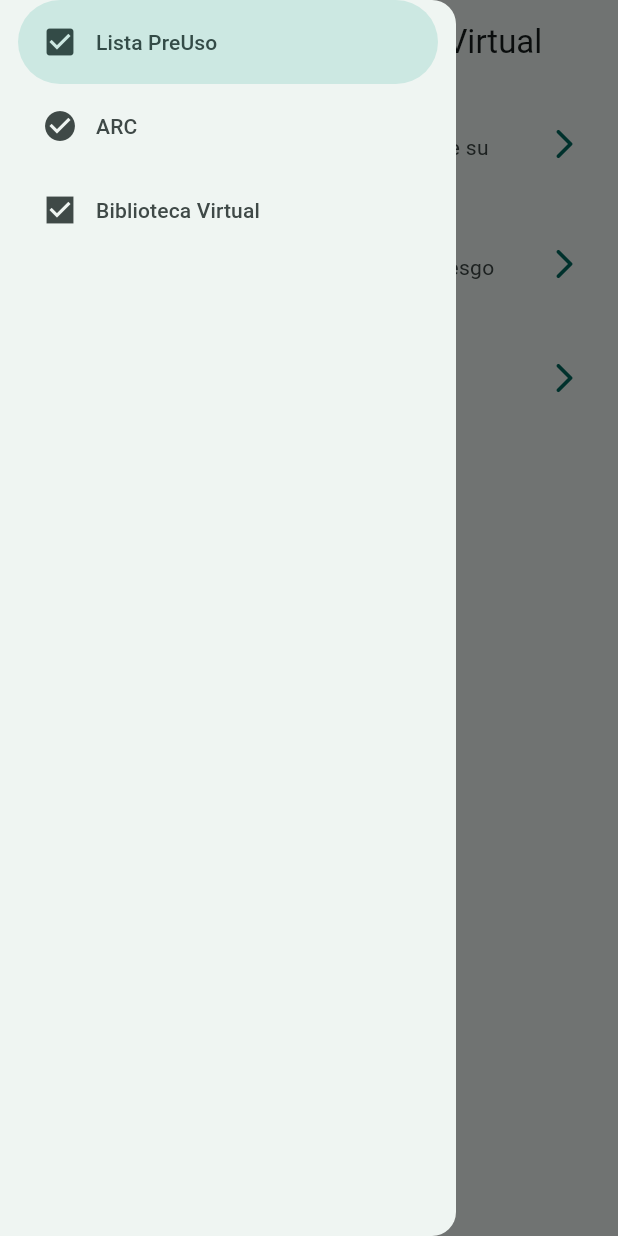
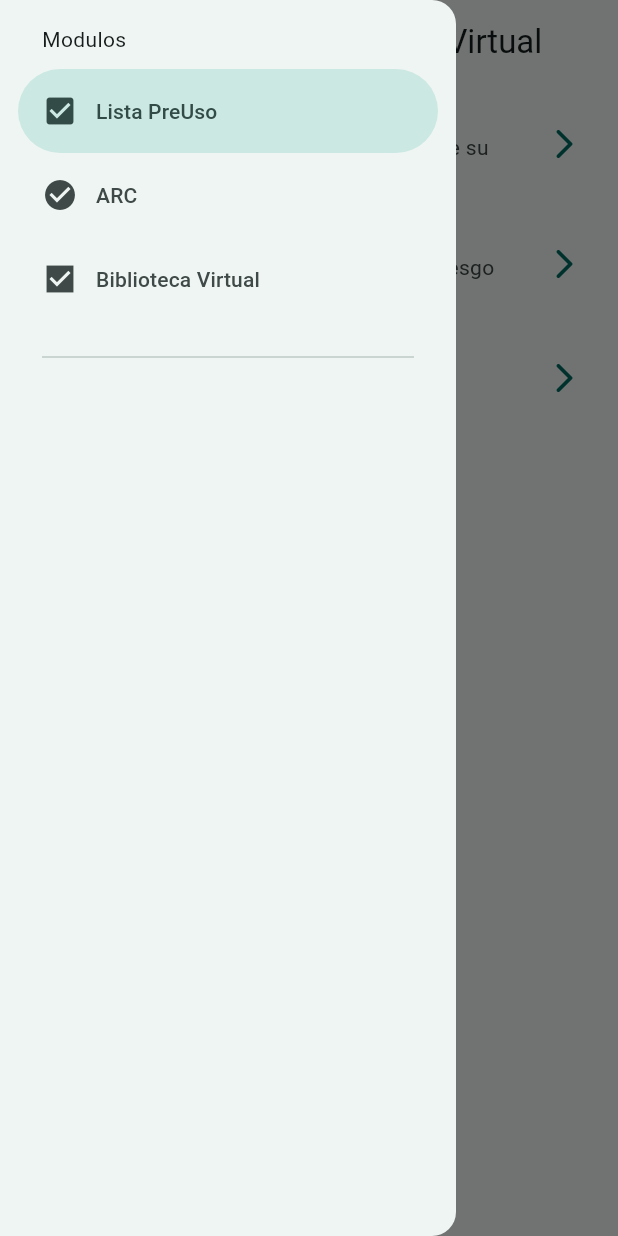
Before and after one commit to JeanPiereR/chequeojp, a Flutter app: the screen it shows after launch, with the side drawer open, on a phone screen of 412 x 824 dp. Run offline on Flutter 3.47's test engine with Material 2 defaults, Android fonts, the phone set to English and light mode, and no system bars; our stand-ins replace go_router.

Commit message:
funcionalidad Drawer

```diff
--- a/lib/presentation/drawers/side_menu.dart
+++ b/lib/presentation/drawers/side_menu.dart
@@ -1,5 +1,8 @@
+// ignore_for_file: unused_local_variable, non_constant_identifier_names
+
 import 'package:chequeo_f_h/config/menu_items/menu_items.dart';
 import 'package:flutter/material.dart';
+import 'package:go_router/go_router.dart';
 
 class SideMenu extends StatefulWidget {
   const SideMenu({super.key});
@@ -17,13 +20,34 @@ class _SideMenuState extends State<SideMenu> {
     ///Reconocimiento del margen superior con el fin de una buena UX
     final hasNotch = MediaQuery.of(context).viewPadding.top > 35;
 
-    return NavigationDrawer(selectedIndex: navDrawerIndex, children: [
+    return NavigationDrawer(
+        selectedIndex: navDrawerIndex,
+
+        ///Funcionalidad de navegacion de Drawer
+        onDestinationSelected: (value) {
+          setState(() {
+            navDrawerIndex = value;
+          });
+          final MenuItem = appMenuItems[value];
+          context.push(MenuItem.link);
+        },
+        children: [
+          const Padding(
+              padding: EdgeInsets.fromLTRB(28, 16, 28, 10),
+              child: Text("Modulos")),
+
           ///Realizamos un mapero de appMenuItem y solo traemos el titulo
           ///con su icono
           ...appMenuItems.map(
             (item) => NavigationDrawerDestination(
                 icon: Icon(item.icon), label: Text(item.title)),
-      )
+          ),
+
+          ///Linea divisora
+          const Padding(
+              padding: EdgeInsets.fromLTRB(28, 16, 28, 10), child: Divider()),
+
+          //TODO IMPLEMENTAR LOG OUT
         ]);
   }
 }
```
Lines whose indentation alone changed are shown as unchanged.
